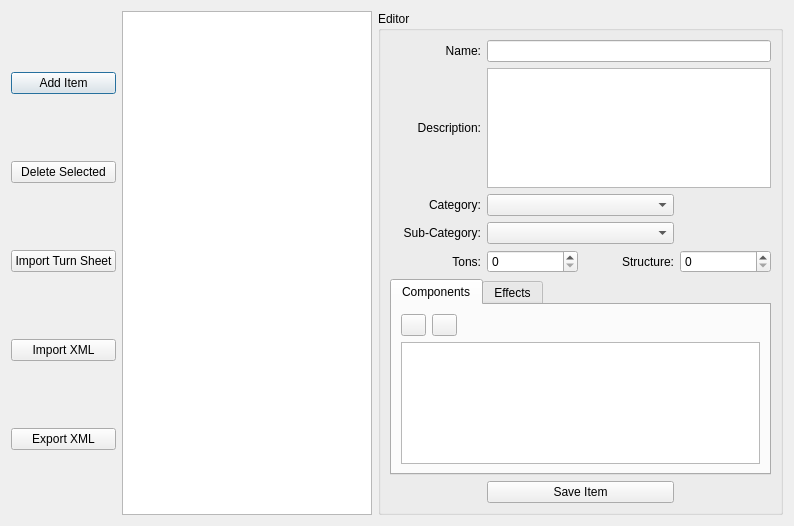
Ramblurr/SupernovaAssistant, file dialogs/ItemBrowser.ui: the form before one commit.
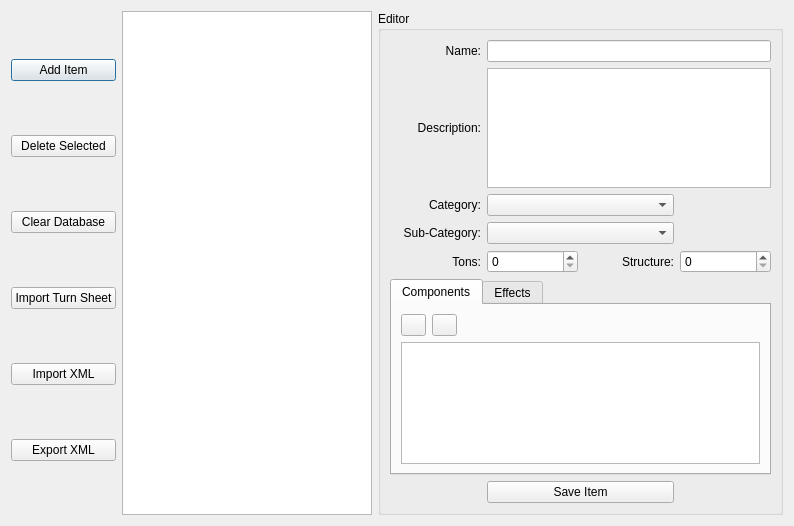
The form after the commit. Icons and pictures are not drawn. Custom widgets are drawn as their Qt base class.

Commit message: Add clear database option ot the item browser

```diff
--- a/dialogs/ItemBrowser.ui
+++ b/dialogs/ItemBrowser.ui
@@ -15,7 +15,7 @@
   </property>
   <layout class="QHBoxLayout" name="horizontalLayout" stretch="0,0,1000">
    <item>
-    <layout class="QVBoxLayout" name="verticalLayout" stretch="0,0,0,0,0">
+    <layout class="QVBoxLayout" name="verticalLayout" stretch="0,0,0,0,0,0">
      <item>
       <widget class="QPushButton" name="addItemBut">
        <property name="text">
@@ -30,6 +30,13 @@
        </property>
       </widget>
      </item>
+     <item>
+      <widget class="QPushButton" name="clearDbaseBut">
+       <property name="text">
+        <string>Clear Database</string>
+       </property>
+      </widget>
+     </item>
      <item>
       <widget class="QPushButton" name="turnSheetBut">
        <property name="toolTip">
```
The commit also changes 4 other files.
